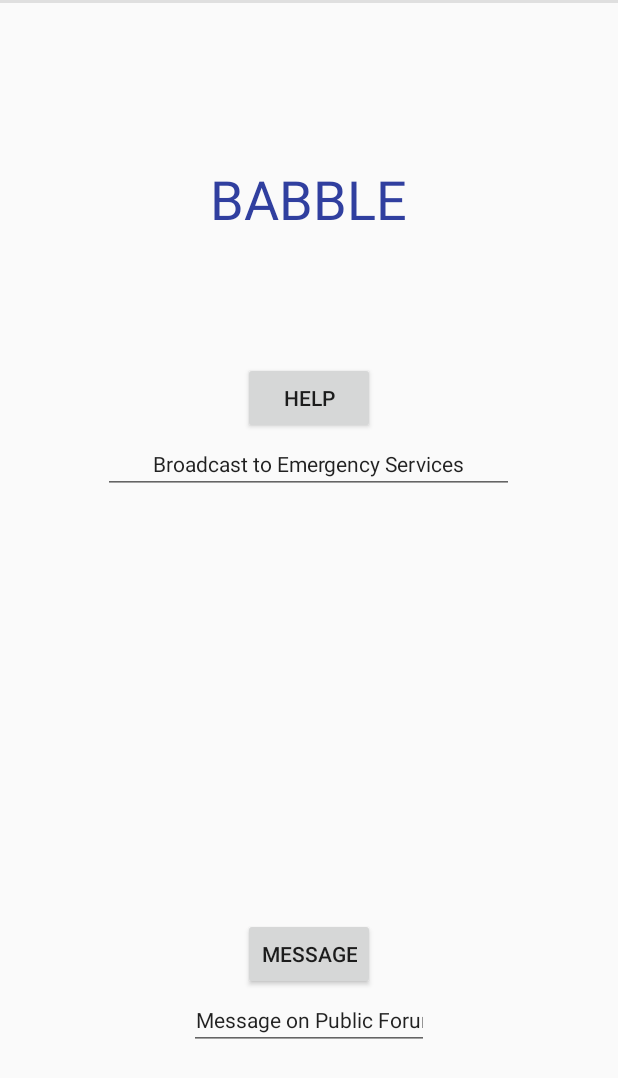
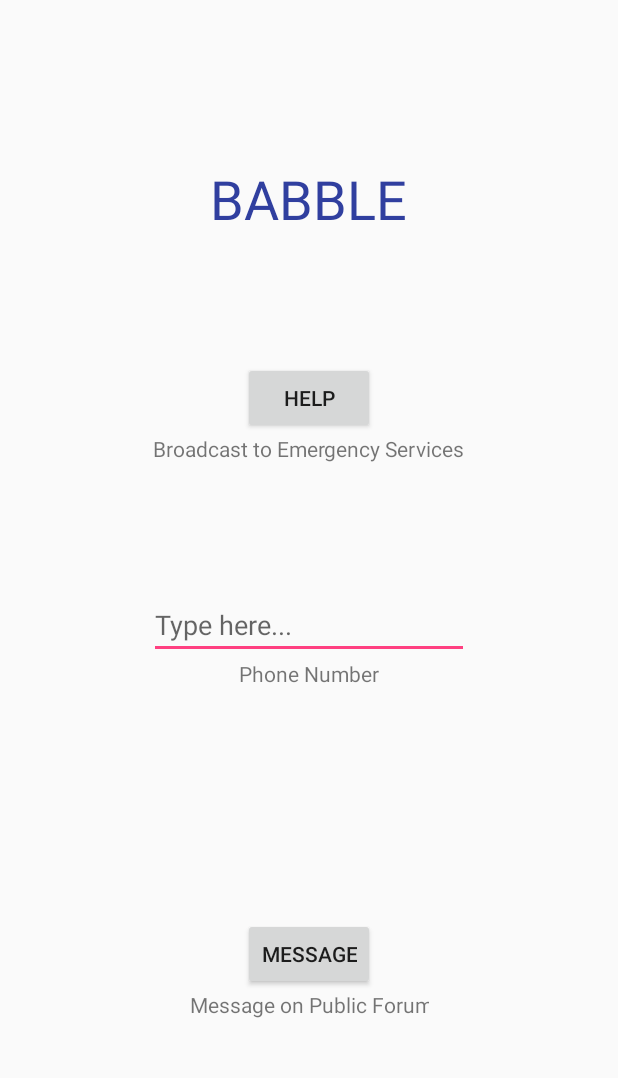
Before and after one commit to eppingere/pennapps18, an Android app: the screen it shows after launch (MainActivity), on a phone screen of 412 x 824 dp. Shown: the top 1078 px of the screen. Run offline under Robolectric (Android 15) with nearby library versions, the phone set to English and light mode, and no system bars.

Commit message:
P2P communication added
Set up P2P communication, message tracking system, adjusted GUI, added required Phone Number field, etc.

```diff
--- a/app/build.gradle
+++ b/app/build.gradle
@@ -29,7 +29,8 @@ dependencies {
     implementation 'com.android.support:recyclerview-v7:28.0.0-rc02'
     implementation 'com.android.support.constraint:constraint-layout:1.1.3'
 
-    api 'com.google.android.gms:play-services-nearby:15.0.1'
+    implementation 'com.google.android.gms:play-services-nearby:15.0.1'
+    implementation 'com.google.code.gson:gson:2.8.5'
 
     implementation 'org.mongodb:stitch-android-sdk:4.0.3'
 
--- a/app/src/main/java/com/pennapps18/BaseMessage.java
+++ b/app/src/main/java/com/pennapps18/BaseMessage.java
@@ -11,10 +11,10 @@ public class BaseMessage {
     private int urgency;
     private Location coords;
 
-    public BaseMessage(String msg, String usr, int urg, Location place) {
+    public BaseMessage(String msg, String usr, String time, int urg, Location place) {
         this.body = msg;
         this.sender = usr;
-        this.timeStamp = Calendar.HOUR_OF_DAY + ":" + Calendar.MINUTE;
+        this.timeStamp = time;
         this.urgency = urg;
         this.coords = place;
     }
--- a/app/src/main/java/com/pennapps18/MainActivity.java
+++ b/app/src/main/java/com/pennapps18/MainActivity.java
@@ -1,5 +1,6 @@
 package com.pennapps18;
 
+import android.content.Intent;
 import android.support.v7.app.AppCompatActivity;
 import android.os.Bundle;
 
@@ -13,7 +14,12 @@ import android.Manifest;
 import android.content.pm.PackageManager;
 import android.support.v4.content.ContextCompat;
 import android.os.Environment;
+import android.text.Editable;
+import android.text.TextWatcher;
 import android.util.Log;
+import android.view.View;
+import android.widget.Button;
+import android.widget.EditText;
 
 import com.fasterxml.jackson.databind.ser.Serializers;
 
@@ -24,21 +30,34 @@ import java.util.List;
 public class MainActivity extends Activity implements NfcAdapter.CreateBeamUrisCallback {
 
     private static final String TAG = "BeamLargeFilesFragment";
-    /**
-     * Filename that is to be sent for this activity. Relative to /assets.
-     */
-    private static final String FILENAME = "stargazer_droid.jpg";
-    /**
-     * Content provider URI.
-     */
-    private static final String CONTENT_BASE_URI =
-            "content://com.example.android.beamlargefiles.files/";
 
     @Override
     protected void onCreate(Bundle savedInstanceState) {
         super.onCreate(savedInstanceState);
         setContentView(R.layout.activity_main);
 
+        // Locate the button in activity_main.xml
+        final Button msgBtn = (Button) findViewById(R.id.btn_msg);
+        final Button helpBtn = (Button) findViewById(R.id.btn_help);
+
+        // Capture button clicks
+        msgBtn.setOnClickListener(new View.OnClickListener() {
+            public void onClick(View arg0) {
+                // Start MessagingActivity.class
+                Intent myIntent = new Intent(MainActivity.this,
+                        MessagingActivity.class);
+                myIntent.putExtra ( "Phone#", ((EditText)findViewById(R.id.phoneText)).getText().toString() );
+                startActivity(myIntent);
+            }
+        });
+        helpBtn.setOnClickListener(new View.OnClickListener() {
+            public void onClick(View arg0) {/*
+                // Start MessagingActivity.class
+                Intent myIntent = new Intent(MainActivity.this,
+                        MessagingActivity.class);
+                startActivity(myIntent);*/
+            }
+        });
 
         NfcAdapter nfc = NfcAdapter.getDefaultAdapter(this);
         if (nfc != null) {
@@ -47,6 +66,23 @@ public class MainActivity extends Activity implements NfcAdapter.CreateBeamUrisC
         } else {
             Log.w(TAG, "NFC is not available");
         }
+
+        ((EditText)findViewById(R.id.phoneText)).addTextChangedListener(new TextWatcher() {
+            @Override
+            public void beforeTextChanged(CharSequence s, int start, int count, int after) {}
+            @Override
+            public void afterTextChanged(Editable s) {}
+
+            @Override
+            public void onTextChanged(CharSequence s, int start, int before, int count) {
+
+                if(s.toString().trim().length()==0){
+                    msgBtn.setEnabled(false);
+                } else {
+                    msgBtn.setEnabled(true);
+                }
+            }
+        });
     }
 
     /**
@@ -62,9 +98,9 @@ public class MainActivity extends Activity implements NfcAdapter.CreateBeamUrisC
     @Override
     public Uri[] createBeamUris(NfcEvent nfcEvent) {
 
-        String fileName = "NAME.apk";
+        String fileName = "app-debug.apk";
 
-        // Retrieve the path to the user's public pictures directory
+        // Retrieve the path to the user's public downloads directory
         File fileDirectory = Environment
                 .getExternalStoragePublicDirectory(
                         Environment.DIRECTORY_DOWNLOADS);
--- a/app/src/main/res/layout/activity_main.xml
+++ b/app/src/main/res/layout/activity_main.xml
@@ -2,36 +2,15 @@
 
 <android.support.constraint.ConstraintLayout
     xmlns:android="http://schemas.android.com/apk/res/android"
-    xmlns:app="http://schemas.android.com/apk/res-auto"
-    xmlns:tools="http://schemas.android.com/tools"
     android:layout_width="match_parent"
     android:layout_height="match_parent">
 
-    <android.support.v7.widget.RecyclerView
-        android:id="@+id/reyclerview_message_list"
-        android:layout_width="0dp"
-        android:layout_height="0dp"
-        app:layout_constraintTop_toTopOf="parent"
-        app:layout_constraintLeft_toLeftOf="parent"
-        app:layout_constraintRight_toRightOf="parent">
-    </android.support.v7.widget.RecyclerView>
-
-    <!-- A horizontal line between the chatbox and RecyclerView -->
-    <View
-        android:layout_width="0dp"
-        android:layout_height="2dp"
-        android:background="#dfdfdf"
-        app:layout_constraintLeft_toLeftOf="parent"
-        app:layout_constraintRight_toRightOf="parent"
-        tools:layout_editor_absoluteY="700dp" />
-
-    <RelativeLayout
-        xmlns:android="http://schemas.android.com/apk/res/android"
+    <RelativeLayout xmlns:android="http://schemas.android.com/apk/res/android"
         xmlns:tools="http://schemas.android.com/tools"
+        android:id="@+id/relativeLayout"
         android:layout_width="match_parent"
         android:layout_height="match_parent"
-        android:padding="16dp" >
-
+        android:padding="16dp">
 
         <TextView
             android:id="@+id/textView"
@@ -46,7 +25,7 @@
             android:textSize="36sp" />
 
         <Button
-            android:id="@+id/button2"
+            android:id="@+id/btn_help"
             android:layout_width="wrap_content"
             android:layout_height="wrap_content"
             android:layout_alignParentTop="true"
@@ -55,7 +34,7 @@
             android:text="Help" />
 
         <Button
-            android:id="@+id/button3"
+            android:id="@+id/btn_msg"
             android:layout_width="wrap_content"
             android:layout_height="wrap_content"
             android:layout_alignParentBottom="true"
@@ -63,11 +42,11 @@
             android:layout_marginBottom="148dp"
             android:text="Message" />
 
-        <EditText
-            android:id="@+id/editText"
+        <TextView
+            android:id="@+id/helpText"
             android:layout_width="274dp"
             android:layout_height="wrap_content"
-            android:layout_below="@+id/button2"
+            android:layout_below="@+id/btn_help"
             android:layout_centerHorizontal="true"
             android:ems="10"
             android:inputType="textPersonName"
@@ -77,11 +56,11 @@
             android:textAlignment="center"
             android:textSize="14sp" />
 
-        <EditText
-            android:id="@+id/editText2"
+        <TextView
+            android:id="@+id/msgText"
             android:layout_width="wrap_content"
             android:layout_height="wrap_content"
-            android:layout_below="@+id/button3"
+            android:layout_below="@+id/btn_msg"
             android:layout_centerHorizontal="true"
             android:layout_marginTop="-148dp"
             android:ems="10"
@@ -90,6 +69,29 @@
             android:textAlignment="center"
             android:textSize="14sp" />
 
+        <EditText
+            android:id="@+id/phoneText"
+            android:layout_width="wrap_content"
+            android:layout_height="wrap_content"
+            android:layout_below="@+id/helpText"
+            android:layout_centerHorizontal="true"
+            android:layout_centerVertical="true"
+            android:layout_marginTop="85dp"
+            android:ems="10"
+            android:hint="Type here..."
+            android:inputType="phone" />
+
+        <TextView
+            android:id="@+id/phoneLabel"
+            android:layout_width="wrap_content"
+            android:layout_height="wrap_content"
+            android:layout_above="@+id/btn_msg"
+            android:layout_below="@+id/phoneText"
+            android:layout_centerHorizontal="true"
+            android:layout_marginBottom="85dp"
+            android:textAlignment="center"
+            android:text="Phone Number" />
+
     </RelativeLayout>
 
 </android.support.constraint.ConstraintLayout>
--- a/app/src/main/res/layout/activity_messaging.xml
+++ b/app/src/main/res/layout/activity_messaging.xml
@@ -8,11 +8,12 @@
     android:focusableInTouchMode="true">
 
     <ListView
+        android:id="@+id/messages_view"
         android:layout_width="match_parent"
-        android:id="@+id/messages_view"
+        android:layout_height="wrap_content"
         android:layout_weight="2"
         android:divider="#fff"
-        android:layout_height="wrap_content"
+        android:transcriptMode="alwaysScroll"
         />
 
     <LinearLayout xmlns:android="http://schemas.android.com/apk/res/android"
--- a/app/src/main/res/values/strings.xml
+++ b/app/src/main/res/values/strings.xml
@@ -2,7 +2,4 @@
     <string name="app_name">Babble</string>
     <string name="send">SEND</string>
     <string name="enter_message">Enter message...</string>
-
-    <string name="ph_time">11:40</string>
-    <string name="ph_sender">1234567890</string>
 </resources>
```
Also changed, not shown: app/src/main/java/com/pennapps18/MessageListAdapter.java (+9 -1 lines), app/src/main/java/com/pennapps18/MessagingActivity.java (+60 -7 lines), app/src/main/res/layout/item_msg_help.xml (+4 -3 lines), app/src/main/res/layout/item_msg_rec.xml (+5 -4 lines), app/src/main/res/layout/item_msg_sent.xml (+13 -10 lines).
